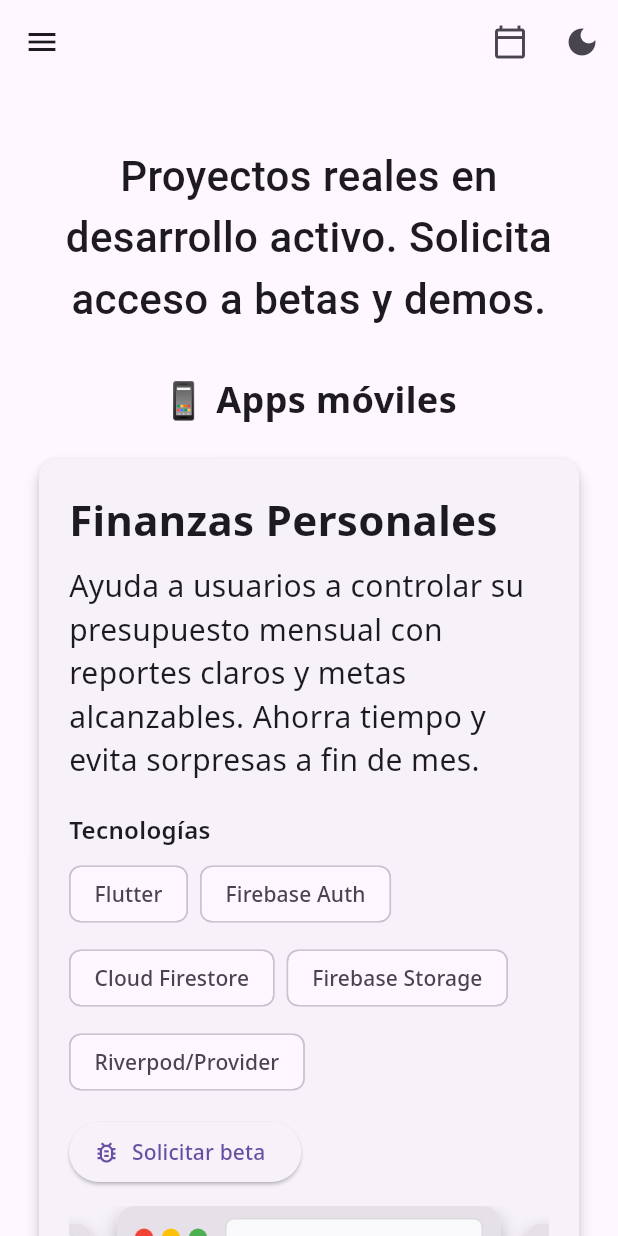
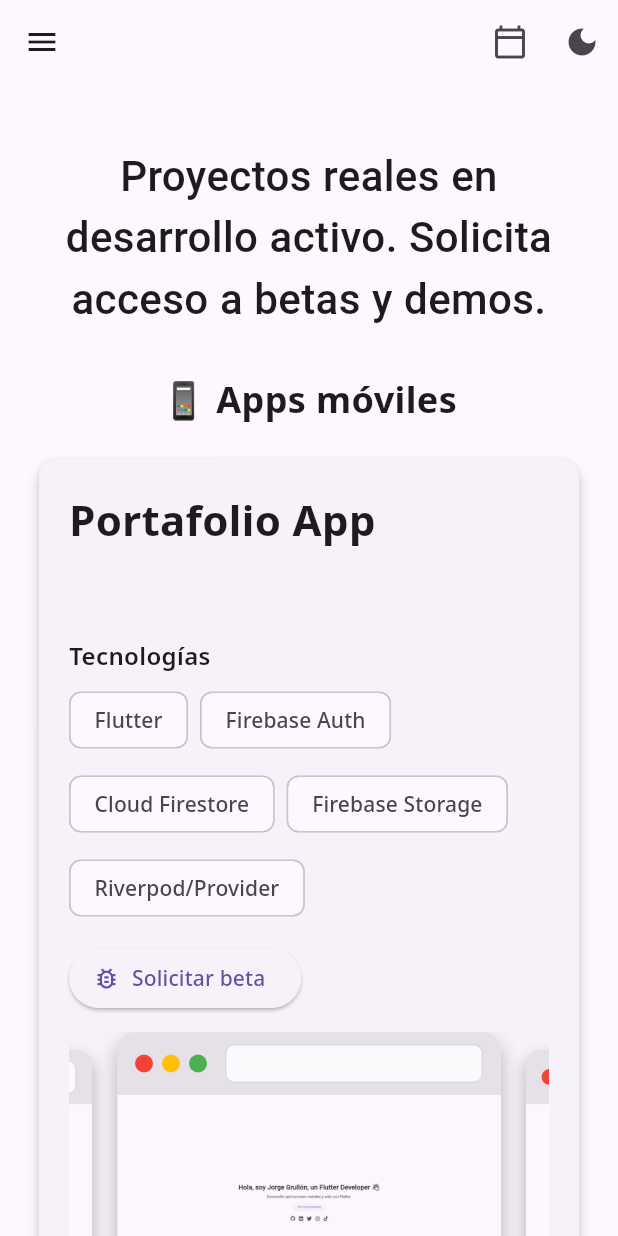
Before and after one commit to GrullonDev/portfolio, a Flutter app: the ProjectsPage screen opened by its route, on a phone screen of 412 x 824 dp. Run offline on Flutter 3.47's test engine with Material 3 defaults, Android fonts, the phone set to English and light mode, and no system bars; drawn by our look-alikes of carousel_slider; our stand-ins replace firebase_core, font_awesome_flutter, go_router, google_fonts, smooth_page_indicator, video_player; accounts and stored records are empty; project files that could hold a hidden picture were left out.

Commit message:
feat: Update ProjectsPage with new project details and descriptions, enhance asset organization in pubspec.yaml

```diff
--- a/lib/features/projects/page/projects_page.dart
+++ b/lib/features/projects/page/projects_page.dart
@@ -50,12 +50,14 @@ class ProjectsPage extends StatelessWidget {
                     style: TextStyle(fontSize: 24, fontWeight: FontWeight.bold),
                   ),
                   SizedBox(height: 12),
-                  // 1) Finanzas Personales
+                  // 1) Portafolio App
                   WebProjectsCard(
-                    title: 'Finanzas Personales',
-                    description:
-                        'Ayuda a usuarios a controlar su presupuesto mensual con reportes claros y metas alcanzables. Ahorra tiempo y evita sorpresas a fin de mes.',
+                    title: 'Portafolio App',
+                    description: '',
                     images: [
+                      ImageAssets.inicio,
+                      ImageAssets.aboutMe1,
+                      ImageAssets.aboutMe2,
                       ImageAssets.services1,
                       ImageAssets.services2,
                     ],
@@ -71,7 +73,27 @@ class ProjectsPage extends StatelessWidget {
                   ),
                   SizedBox(height: 24),
 
-                  // 2) Pomodoro App
+                  // 2) Finanzas Personales
+                  MobileProjectCard(
+                    title: 'Finanzas Personales',
+                    description:
+                        'Ayuda a usuarios a controlar su presupuesto mensual con reportes claros y metas alcanzables. Ahorra tiempo y evita sorpresas a fin de mes.',
+                    images: [
+                      ImageAssets.productividad,
+                      ImageAssets.pomodoroBreak,
+                      ImageAssets.pomodoroData,
+                      ImageAssets.pomodoroHistory,
+                    ],
+                    betaEnabled: true,
+                    platform: PhonePlatform.ios,
+                    technologies: [
+                      'Flutter',
+                      'Firebase',
+                      'REST APIs',
+                    ],
+                  ),
+
+                  // 3) Pomodoro App
                   MobileProjectCard(
                     title: 'Pomodoro App (Gestión de tiempo)',
                     description:
@@ -100,7 +122,7 @@ class ProjectsPage extends StatelessWidget {
                     style: TextStyle(fontSize: 24, fontWeight: FontWeight.bold),
                   ),
                   SizedBox(height: 12),
-                  // 3) App interna Tropigas (demo privado)
+                  // 4) App interna Tropigas (demo privado)
                   WebProjectsCard(
                     title: 'App interna Tropigas (Demo privado)',
                     description:
```
Also changed, not shown: pubspec.yaml (+7 -0 lines).
